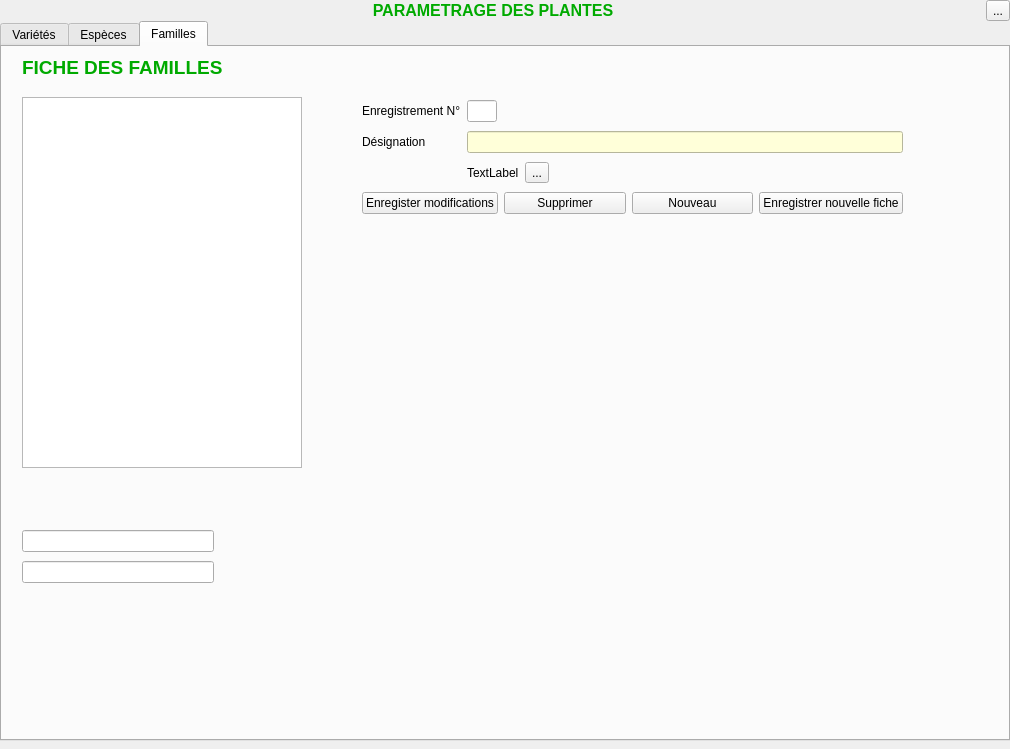
This is dialogs/fiche_plantes.ui in liberodark/openjardin as Qt 5 draws it before an edit. The edited form follows.
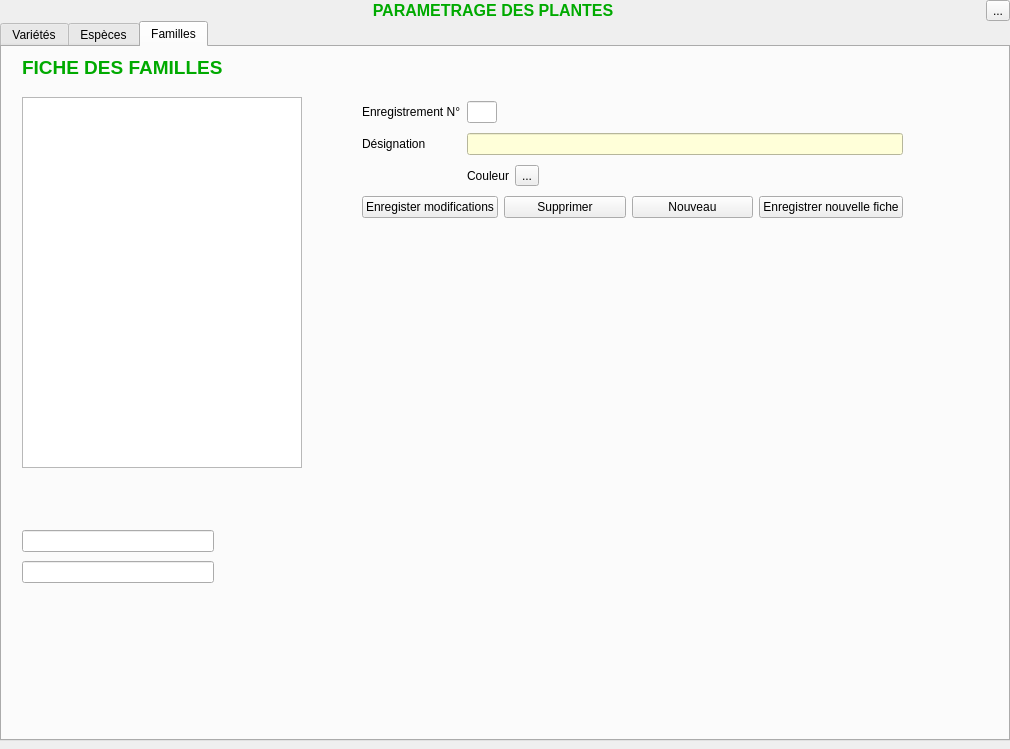
This is the edited form. The open tabs and pages were chosen to show the change. Icons and pictures are not drawn.

Patch:
```diff
--- a/dialogs/fiche_plantes.ui
+++ b/dialogs/fiche_plantes.ui
@@ -2084,7 +2084,7 @@
            <x>360</x>
            <y>50</y>
            <width>541</width>
-           <height>123</height>
+           <height>129</height>
           </rect>
          </property>
          <layout class="QGridLayout" name="gridLayout_6">
@@ -2165,7 +2165,7 @@
             <item>
              <widget class="QLabel" name="label_couleur">
               <property name="text">
-               <string>TextLabel</string>
+               <string>Couleur</string>
               </property>
              </widget>
             </item>
```
Left out of the diff: 4 changed lines with no effect on the pictures.
